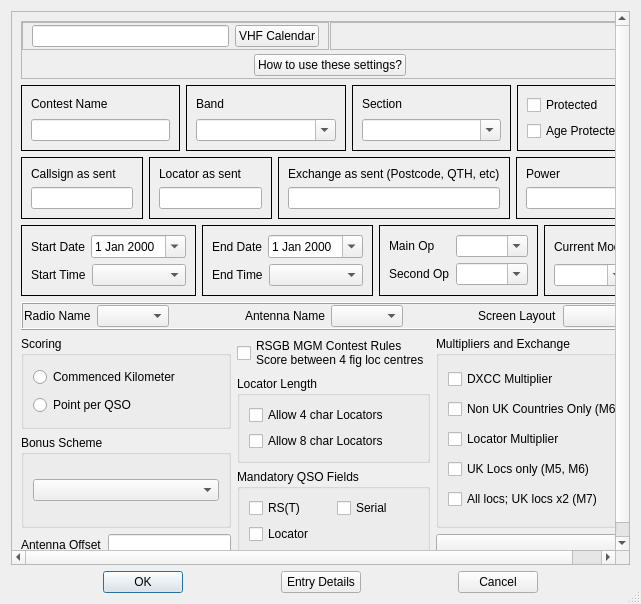
Rsclub22/Minos2-Mirror, file mqt/MqtLogger/contestdetails.ui: the form before one commit.
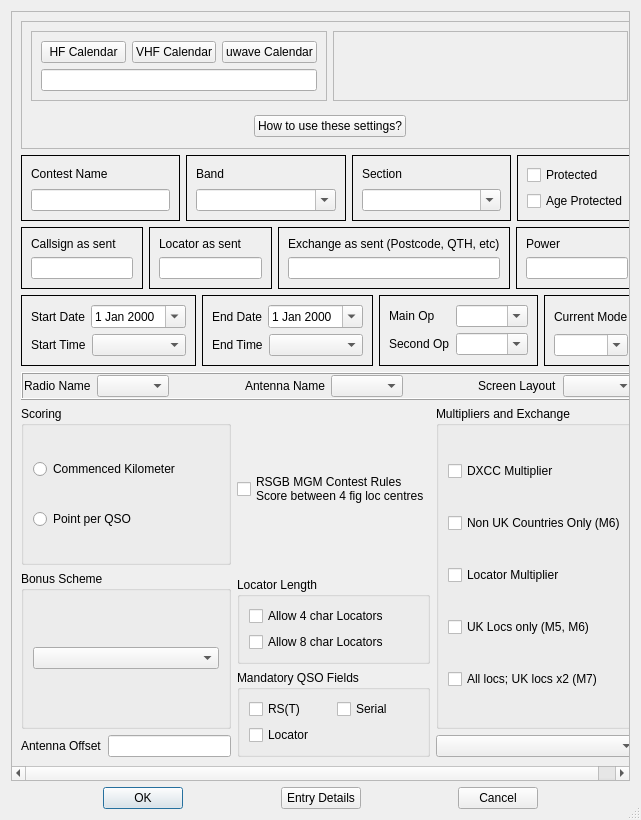
The form after the commit. Custom widgets are drawn as their Qt base class.

Patch:
```diff
--- a/mqt/MqtLogger/contestdetails.ui
+++ b/mqt/MqtLogger/contestdetails.ui
@@ -7,7 +7,7 @@
     <x>0</x>
     <y>0</y>
     <width>641</width>
-    <height>604</height>
+    <height>820</height>
    </rect>
   </property>
   <property name="windowTitle">
@@ -30,11 +30,11 @@
        <rect>
         <x>0</x>
         <y>0</y>
-        <width>607</width>
-        <height>557</height>
+        <width>621</width>
+        <height>770</height>
        </rect>
       </property>
-      <layout class="QVBoxLayout" name="verticalLayout_23">
+      <layout class="QVBoxLayout" name="verticalLayout_24">
        <item>
         <widget class="QFrame" name="frame">
          <property name="frameShape">
@@ -46,25 +46,7 @@
          <property name="lineWidth">
           <number>1</number>
          </property>
-         <layout class="QVBoxLayout" name="verticalLayout" stretch="1,1,1">
-          <property name="spacing">
-           <number>1</number>
-          </property>
-          <property name="sizeConstraint">
-           <enum>QLayout::SetDefaultConstraint</enum>
-          </property>
-          <property name="leftMargin">
-           <number>0</number>
-          </property>
-          <property name="topMargin">
-           <number>0</number>
-          </property>
-          <property name="rightMargin">
-           <number>0</number>
-          </property>
-          <property name="bottomMargin">
-           <number>0</number>
-          </property>
+         <layout class="QVBoxLayout" name="verticalLayout_23">
           <item>
            <layout class="QHBoxLayout" name="horizontalLayout_3">
             <item>
@@ -81,23 +63,13 @@
               <property name="frameShadow">
                <enum>QFrame::Raised</enum>
               </property>
+              <layout class="QVBoxLayout" name="verticalLayout">
+               <item>
               <layout class="QHBoxLayout" name="horizontalLayout_2">
-               <property name="leftMargin">
-                <number>9</number>
-               </property>
-               <property name="topMargin">
-                <number>2</number>
-               </property>
-               <property name="rightMargin">
-                <number>9</number>
-               </property>
-               <property name="bottomMargin">
-                <number>2</number>
-               </property>
                <item>
-                <widget class="QLineEdit" name="ContestNameSelected">
-                 <property name="clearButtonEnabled">
-                  <bool>true</bool>
+                  <widget class="QPushButton" name="HFCalendarButton">
+                   <property name="text">
+                    <string>HF Calendar</string>
                  </property>
                 </widget>
                </item>
@@ -108,6 +80,22 @@
                  </property>
                 </widget>
                </item>
+                 <item>
+                  <widget class="QPushButton" name="uwaveCalendarButton">
+                   <property name="text">
+                    <string>uwave Calendar</string>
+                   </property>
+                  </widget>
+                 </item>
+                </layout>
+               </item>
+               <item>
+                <widget class="QLineEdit" name="ContestNameSelected">
+                 <property name="clearButtonEnabled">
+                  <bool>true</bool>
+                 </property>
+                </widget>
+               </item>
               </layout>
              </widget>
             </item>
@@ -232,7 +220,7 @@
        <item>
         <layout class="QHBoxLayout" name="horizontalLayout_5">
          <item>
-          <widget class="QFrame" name="">
+          <widget class="QFrame" name="frame">
            <property name="frameShape">
             <enum>QFrame::Box</enum>
            </property>
@@ -255,7 +243,7 @@
           </widget>
          </item>
          <item>
-          <widget class="QFrame" name="">
+          <widget class="QFrame" name="frame">
            <property name="frameShape">
             <enum>QFrame::Box</enum>
            </property>
@@ -287,7 +275,7 @@
           </widget>
          </item>
          <item>
-          <widget class="QFrame" name="">
+          <widget class="QFrame" name="frame">
            <property name="frameShape">
             <enum>QFrame::Box</enum>
            </property>
@@ -319,7 +307,7 @@
           </widget>
          </item>
          <item>
-          <widget class="QFrame" name="">
+          <widget class="QFrame" name="frame">
            <property name="frameShape">
             <enum>QFrame::Box</enum>
            </property>
@@ -346,7 +334,7 @@
        <item>
         <layout class="QHBoxLayout" name="horizontalLayout_6">
          <item>
-          <widget class="QFrame" name="">
+          <widget class="QFrame" name="frame">
            <property name="frameShape">
             <enum>QFrame::Box</enum>
            </property>
@@ -369,7 +357,7 @@
           </widget>
          </item>
          <item>
-          <widget class="QFrame" name="">
+          <widget class="QFrame" name="frame">
            <property name="frameShape">
             <enum>QFrame::Box</enum>
            </property>
@@ -392,7 +380,7 @@
           </widget>
          </item>
          <item>
-          <widget class="QFrame" name="">
+          <widget class="QFrame" name="frame">
            <property name="frameShape">
             <enum>QFrame::Box</enum>
            </property>
@@ -415,7 +403,7 @@
           </widget>
          </item>
          <item>
-          <widget class="QFrame" name="">
+          <widget class="QFrame" name="frame">
            <property name="frameShape">
             <enum>QFrame::Box</enum>
            </property>
@@ -448,7 +436,7 @@
            </property>
            <layout class="QVBoxLayout" name="verticalLayout_9">
             <item>
-             <layout class="QHBoxLayout" name="horizontalLayout_9">
+               <layout class="QHBoxLayout" name="horizontalLayout_7" stretch="0,1">
               <item>
                <widget class="QLabel" name="label_8">
                 <property name="text">
@@ -457,8 +445,6 @@
                </widget>
               </item>
               <item>
-               <layout class="QHBoxLayout" name="horizontalLayout_7">
-                <item>
                  <widget class="QDateEdit" name="StartDateEdit">
                   <property name="calendarPopup">
                    <bool>true</bool>
@@ -467,8 +453,6 @@
                 </item>
                </layout>
               </item>
-             </layout>
-            </item>
             <item>
              <layout class="QHBoxLayout" name="horizontalLayout_15">
               <item>
@@ -503,7 +487,7 @@
            </property>
            <layout class="QVBoxLayout" name="verticalLayout_10">
             <item>
-             <layout class="QHBoxLayout" name="horizontalLayout_16">
+               <layout class="QHBoxLayout" name="horizontalLayout_8" stretch="0,1">
               <item>
                <widget class="QLabel" name="label_10">
                 <property name="text">
@@ -512,15 +496,11 @@
                </widget>
               </item>
               <item>
-               <layout class="QHBoxLayout" name="horizontalLayout_8">
-                <item>
                  <widget class="QDateEdit" name="EndDateEdit">
                   <property name="calendarPopup">
                    <bool>true</bool>
                   </property>
                  </widget>
-                </item>
-               </layout>
               </item>
              </layout>
             </item>
```
Lines whose indentation alone changed are shown as unchanged.
